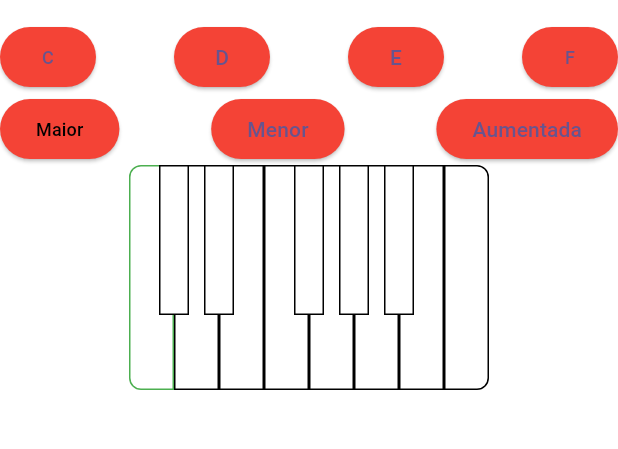
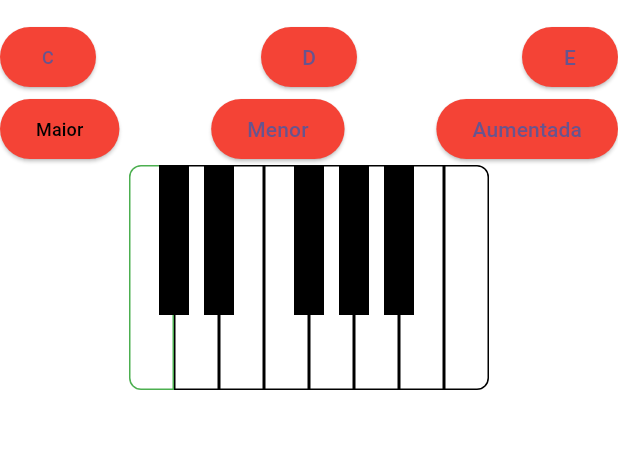
Before and after one commit to marquinhos2017/pianochords_flutter, a Flutter app: the screen it shows after launch, on a phone screen of 412 x 824 dp, the part 63-512 px from its top. Run offline on Flutter 3.47's test engine with Material 3 defaults, Android fonts, the phone set to English and light mode, and no system bars.

Commit message:
Atualizando estilo

```diff
--- a/lib/main.dart
+++ b/lib/main.dart
@@ -735,30 +735,6 @@ class _MyHomePageState extends State<MyHomePage> {
                         });
                       },
                       child: Text("E")),
-                  ElevatedButton(
-                      style: ButtonStyle(
-                          backgroundColor: MaterialStatePropertyAll(
-                              buttonC ? Colors.green : Colors.red)),
-                      onPressed: () {
-                        ;
-                        setState(() {
-                          buttonC = !buttonC;
-                          buttonD = false;
-                          buttonE = false;
-                          inicial = 0;
-                          if (tipo == 0) {
-                            Major(inicial);
-                          } else if (tipo == 1) {
-                            Menor(inicial);
-                          } else if (tipo == 2) {
-                            Aug(inicial);
-                          }
-                        });
-                      },
-                      child: Text(
-                        "F",
-                        style: TextStyle(fontSize: 12),
-                      )),
                 ],
               ),
               Row(
@@ -883,7 +859,7 @@ class _MyHomePageState extends State<MyHomePage> {
                               width: largura_pretas,
                               height: altura_pretas,
                               decoration: BoxDecoration(
-                                  color: notas[3] ? Colors.green : Colors.white,
+                                  color: notas[3] ? Colors.green : Colors.black,
                                   border: Border.all(color: Colors.black)),
                             ),
                           ),
@@ -983,7 +959,7 @@ class _MyHomePageState extends State<MyHomePage> {
                               width: largura_pretas,
                               height: altura_pretas,
                               decoration: BoxDecoration(
-                                  color: notas[1] ? Colors.green : Colors.white,
+                                  color: notas[1] ? Colors.green : Colors.black,
                                   border: Border.all(color: Colors.black)),
                             ),
                           ),
@@ -999,7 +975,7 @@ class _MyHomePageState extends State<MyHomePage> {
                               width: largura_pretas,
                               height: altura_pretas,
                               decoration: BoxDecoration(
-                                  color: notas[6] ? Colors.green : Colors.white,
+                                  color: notas[6] ? Colors.green : Colors.black,
                                   border: Border.all(color: Colors.black)),
                             ),
                           ),
@@ -1015,7 +991,7 @@ class _MyHomePageState extends State<MyHomePage> {
                               width: largura_pretas,
                               height: altura_pretas,
                               decoration: BoxDecoration(
-                                  color: notas[8] ? Colors.green : Colors.white,
+                                  color: notas[8] ? Colors.green : Colors.black,
                                   border: Border.all(color: Colors.black)),
                             ),
                           ),
@@ -1032,7 +1008,7 @@ class _MyHomePageState extends State<MyHomePage> {
                               height: altura_pretas,
                               decoration: BoxDecoration(
                                   color:
-                                      notas[10] ? Colors.green : Colors.white,
+                                      notas[10] ? Colors.green : Colors.black,
                                   border: Border.all(color: Colors.black)),
                             ),
                           ),
```
